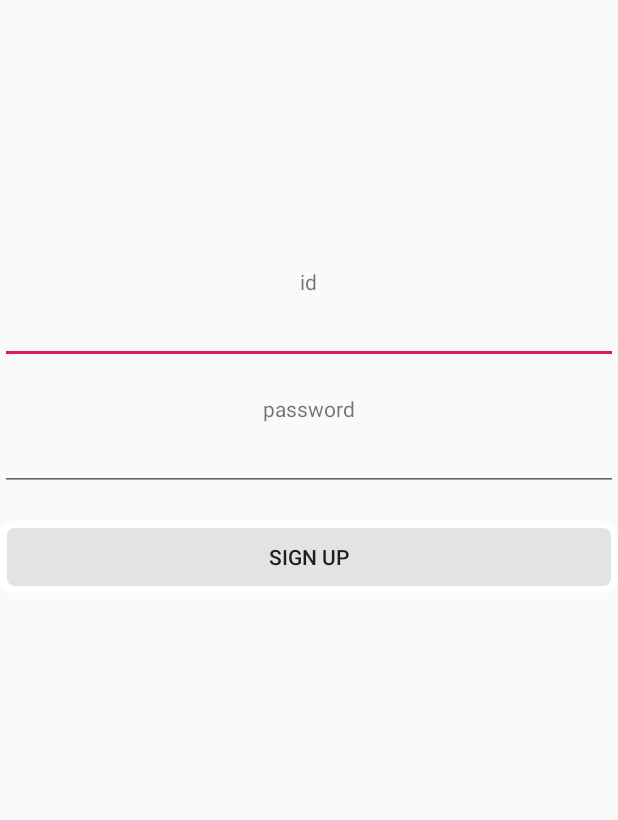
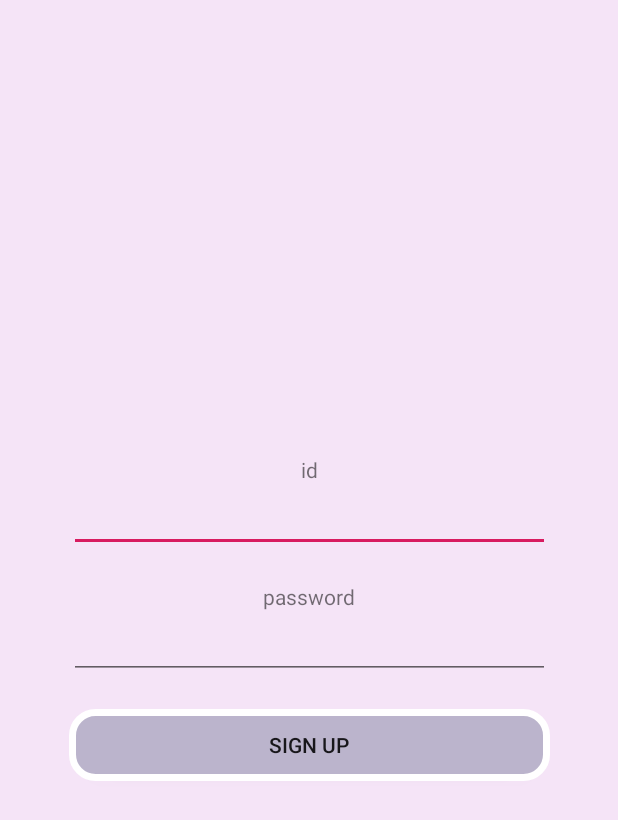
Before and after one commit to shdbsghxg/WARA, an Android app: the SignupActivity screen opened directly, with no data from a screen before it, on a phone screen of 412 x 824 dp. Shown: the top 820 px of the screen. Run offline under Robolectric (Android 15) with nearby library versions, the phone set to English and light mode, and no system bars; 1 statement that could not run was skipped.

Commit message:
[UPDATE] LoginActivity.java, SignupActivity.java : fixed layout

```diff
--- a/app/src/main/java/com/example/wara/LoginActivity.java
+++ b/app/src/main/java/com/example/wara/LoginActivity.java
@@ -38,7 +38,7 @@ public class LoginActivity extends Activity {
         super.onCreate(savedInstanceState);
         setContentView(R.layout.activity_login);
 
-        mTextViewResult = (TextView)findViewById(R.id.header);
+//        mTextViewResult = (TextView)findViewById(R.id.header);
         mEditTextSearchKeyword1 = (EditText) findViewById(R.id.idInput);
         mEditTextSearchKeyword2 = (EditText) findViewById(R.id.pwInput);
 
--- a/app/src/main/java/com/example/wara/SignupActivity.java
+++ b/app/src/main/java/com/example/wara/SignupActivity.java
@@ -39,7 +39,7 @@ public class SignupActivity extends Activity {
 
         mEditTextName = (EditText)findViewById(R.id.editText_main_name);
         mEditTextCountry = (EditText)findViewById(R.id.editText_main_country);
-        mTextViewResult = (TextView)findViewById(R.id.textView_main_result);
+//        mTextViewResult = (TextView)findViewById(R.id.textView_main_result);
 
         mTextViewResult.setMovementMethod(new ScrollingMovementMethod());
 
@@ -53,7 +53,7 @@ public class SignupActivity extends Activity {
                 String password = mEditTextCountry.getText().toString();
 
                 InsertData task = new InsertData();
-                task.execute("http://" + IP_ADDRESS + "/insert.php", id,password);
+                task.execute("http://" + IP_ADDRESS + "/signup.php", id,password);
 
 
                 mEditTextName.setText("");
--- /dev/null
+++ b/app/src/main/res/drawable/shape.xml
@@ -0,0 +1,6 @@
+<?xml version="1.0" encoding="utf-8"?>
+<shape xmlns:android="http://schemas.android.com/apk/res/android">
+    <corners android:radius="1000dp"/>
+    <stroke android:width="7px" android:color="#ffffff" />
+    <solid android:color="#f5e4f7"/>
+</shape>
--- /dev/null
+++ b/app/src/main/res/drawable/shape2.xml
@@ -0,0 +1,7 @@
+<?xml version="1.0" encoding="utf-8"?>
+<shape xmlns:android="http://schemas.android.com/apk/res/android">
+    <corners android:radius="15dp"/>
+    <stroke android:width="7px" android:color="#ffffff" />
+    <solid android:color="#BBB4CC"/>
+
+</shape>
--- a/app/src/main/res/layout/activity_signup.xml
+++ b/app/src/main/res/layout/activity_signup.xml
@@ -6,8 +6,22 @@
     android:layout_height="match_parent"
     tools:context=".SignupActivity">
 
+    <LinearLayout
+        android:background="#f5e4f7"
+        android:orientation="horizontal"
+        android:layout_width="match_parent"
+        android:layout_height="match_parent">
+
+        <LinearLayout
+            android:layout_weight="8"
+            android:orientation="vertical"
+            android:layout_width="match_parent"
+            android:layout_height="match_parent"></LinearLayout>
+
+
         <LinearLayout xmlns:android="http://schemas.android.com/apk/res/android"
             xmlns:tools="http://schemas.android.com/tools"
+            android:layout_weight="2"
             android:gravity="center"
             android:layout_width="match_parent"
             android:layout_height="match_parent"
@@ -39,17 +53,23 @@
                 android:id="@+id/editText_main_country" />
 
             <Button
-            android:background="@drawable/round_border_grey"
+                android:background="@drawable/shape2"
                 android:layout_width="match_parent"
                 android:layout_height="wrap_content"
                 android:text="sign up"
                 android:id="@+id/button_main_insert" />
 
-        <TextView
-            android:layout_width="match_parent"
-            android:layout_height="250dp"
-            android:id="@+id/textView_main_result" />
 
         </LinearLayout>
 
+
+        <LinearLayout
+            android:layout_weight="8"
+            android:orientation="vertical"
+            android:layout_width="match_parent"
+            android:layout_height="match_parent"></LinearLayout>
+
+    </LinearLayout>
+
+
 </androidx.constraintlayout.widget.ConstraintLayout>
```
Also changed, not shown: app/src/main/res/drawable/border.xml (added, +20 -0 lines), app/src/main/res/drawable/border_transparent.xml (added, +20 -0 lines), app/src/main/res/layout/activity_login.xml (+12 -26 lines), app/src/main/res/drawable/wara.png (added), app/src/main/res/drawable/wara_logo.png (added). Lines whose indentation alone changed are shown as unchanged.
